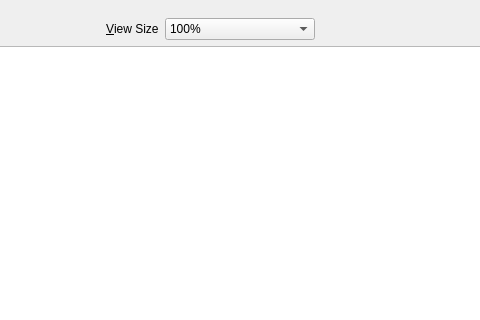
Old version of the form UI/biblioteq_photographview.ui in the repository textbrowser/biblioteq; both pictures show x 190 to 670 and y 0 to 320 of the 800 by 600 pixel window.
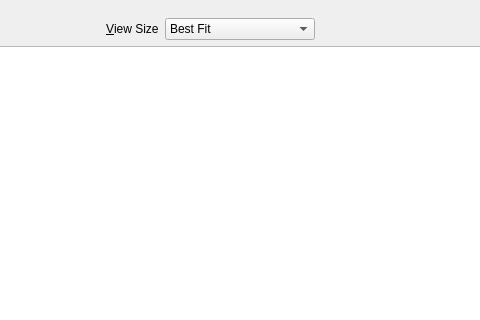
New version of the form. Icons and pictures are not drawn.

Commit message: Prepare for best-fit photographs. Removed variable.

What changed in the file:
```diff
--- a/UI/biblioteq_photographview.ui
+++ b/UI/biblioteq_photographview.ui
@@ -55,6 +55,11 @@
            <property name="minimumContentsLength">
             <number>15</number>
            </property>
+           <item>
+            <property name="text">
+             <string>Best Fit</string>
+            </property>
+           </item>
            <item>
             <property name="text">
              <string>100%</string>
```
The commit also changes 10 other files.
